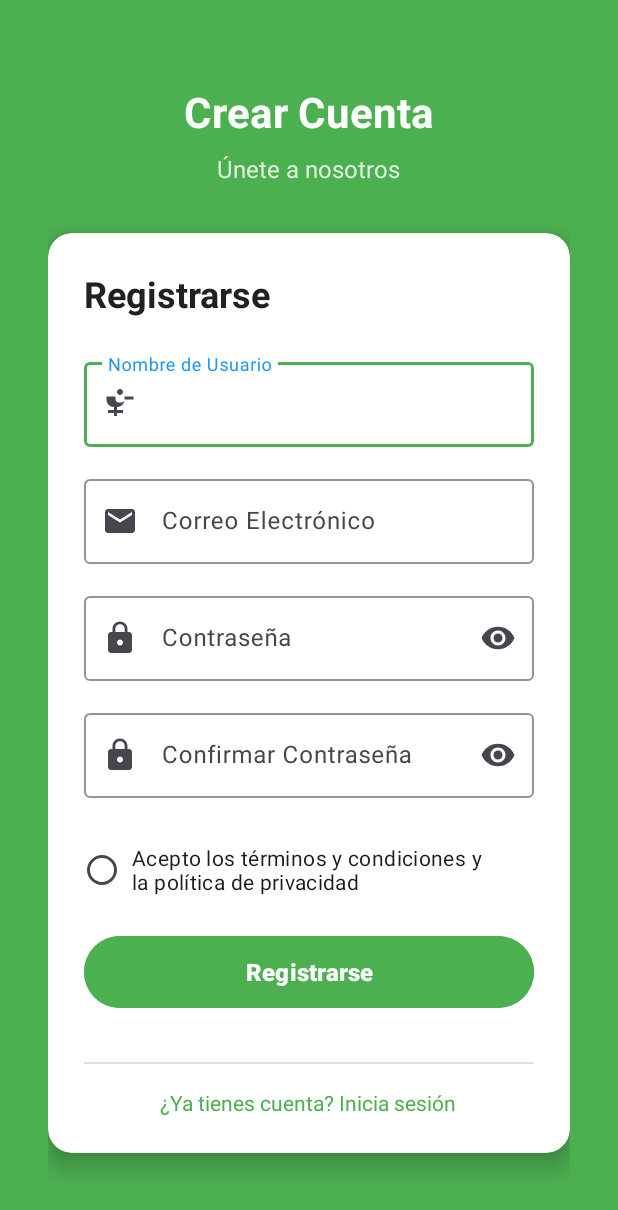
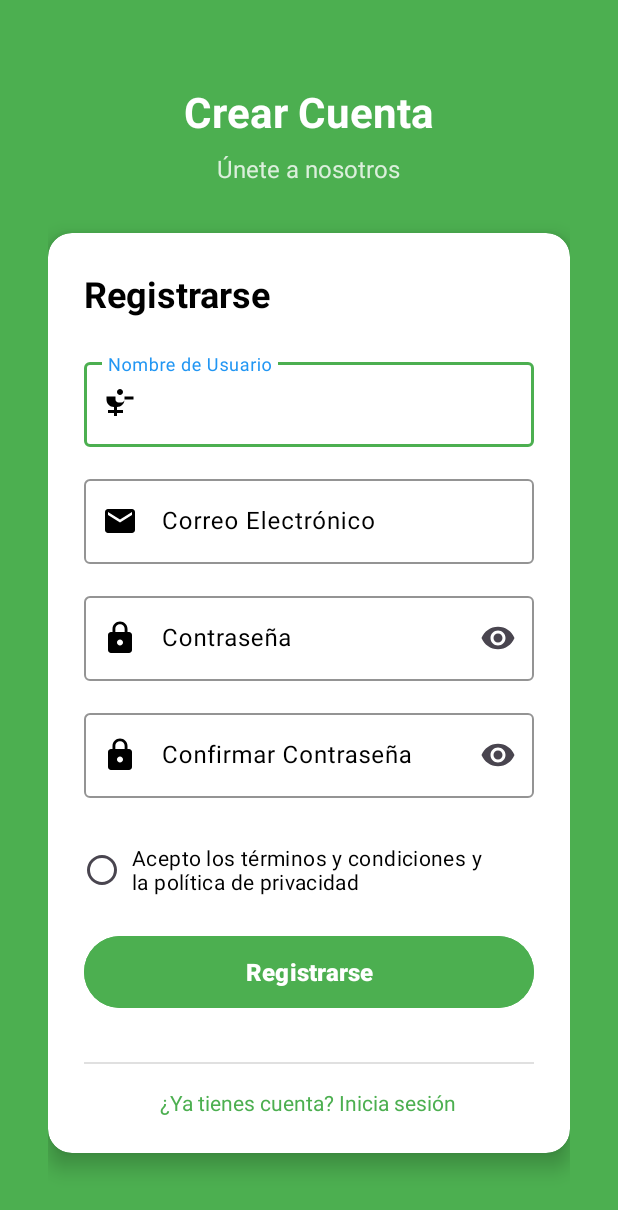
Before and after one commit to KaleNoronha/DM1_P_ANDROID, an Android app: the RegistroActivity screen opened directly, with no data from a screen before it, on a phone screen of 412 x 824 dp. Shown: the top 1210 px of the screen. Run offline under Robolectric (Android 15) with nearby library versions, the phone set to English and light mode, and no system bars.

Commit message:
correcion de hints

```diff
--- a/app/src/main/res/layout/activity_login.xml
+++ b/app/src/main/res/layout/activity_login.xml
@@ -71,14 +71,18 @@
                     android:layout_marginBottom="16dp"
                     android:hint="@string/email"
                     app:cursorColor="@color/black"
+                    android:textColorHint="@color/black"
                     app:boxStrokeColor="@color/primary_blue"
-                    app:startIconDrawable="@drawable/ic_email">
+                    app:hintTextColor="@color/black"
+                    app:startIconDrawable="@drawable/ic_email"
+                    app:startIconTint="@color/black">
 
                     <com.google.android.material.textfield.TextInputEditText
                         android:id="@+id/etEmail"
                         android:textColorHint="@color/black"
                         android:layout_width="match_parent"
                         android:layout_height="wrap_content"
+
                         android:textColor="@color/black"
                         android:inputType="textEmailAddress" />
 
@@ -91,9 +95,11 @@
                     android:layout_marginBottom="8dp"
                     android:hint="@string/password"
                     app:cursorColor="@color/black"
+                    android:textColorHint="@color/black"
                     app:boxStrokeColor="@color/primary_blue"
                     app:endIconMode="password_toggle"
-                    app:startIconDrawable="@drawable/ic_lock">
+                    app:startIconDrawable="@drawable/ic_lock"
+                    app:startIconTint="@color/black">>
 
                     <com.google.android.material.textfield.TextInputEditText
                         android:id="@+id/etPassword"
--- a/app/src/main/res/layout/activity_registro.xml
+++ b/app/src/main/res/layout/activity_registro.xml
@@ -62,7 +62,7 @@
                     android:layout_height="wrap_content"
                     android:layout_marginBottom="24dp"
                     android:text="@string/registro"
-                    android:textColor="@color/text_primary"
+                    android:textColor="@color/black"
                     android:textSize="24sp"
                     android:textStyle="bold" />
 
@@ -74,10 +74,15 @@
                     android:layout_marginBottom="16dp"
                     android:hint="@string/nombre_usuario"
                     app:boxStrokeColor="@color/accent_green"
-                    app:startIconDrawable="@drawable/ic_person">
+                    app:cursorColor="@color/black"
+                    android:textColorHint="@color/black"
+                    app:startIconDrawable="@drawable/ic_person"
+                    app:startIconTint="@color/black">>
 
                     <com.google.android.material.textfield.TextInputEditText
                         android:id="@+id/etNombreUsuario"
+                        android:textColorHint="@color/black"
+                        android:textColor="@color/black"
                         android:layout_width="match_parent"
                         android:layout_height="wrap_content"
                         android:inputType="textPersonName" />
@@ -91,12 +96,17 @@
                     android:layout_height="wrap_content"
                     android:layout_marginBottom="16dp"
                     android:hint="@string/email"
+                    app:cursorColor="@color/black"
+                    android:textColorHint="@color/black"
                     app:boxStrokeColor="@color/accent_green"
-                    app:startIconDrawable="@drawable/ic_email">
+                    app:startIconDrawable="@drawable/ic_email"
+                    app:startIconTint="@color/black">>
 
                     <com.google.android.material.textfield.TextInputEditText
                         android:id="@+id/etEmailRegistro"
                         android:layout_width="match_parent"
+                        android:textColorHint="@color/black"
+                        android:textColor="@color/black"
                         android:layout_height="wrap_content"
                         android:inputType="textEmailAddress" />
 
@@ -107,14 +117,20 @@
                     android:id="@+id/tilPasswordRegistro"
                     android:layout_width="match_parent"
                     android:layout_height="wrap_content"
+                    app:cursorColor="@color/black"
+                    android:textColorHint="@color/black"
+
                     android:layout_marginBottom="16dp"
                     android:hint="@string/password"
                     app:boxStrokeColor="@color/accent_green"
                     app:endIconMode="password_toggle"
-                    app:startIconDrawable="@drawable/ic_lock">
+                    app:startIconDrawable="@drawable/ic_lock"
+                    app:startIconTint="@color/black">>
 
                     <com.google.android.material.textfield.TextInputEditText
                         android:id="@+id/etPasswordRegistro"
+                        android:textColor="@color/black"
+                        android:textColorHint="@color/black"
                         android:layout_width="match_parent"
                         android:layout_height="wrap_content"
                         android:inputType="textPassword" />
@@ -127,15 +143,20 @@
                     android:layout_width="match_parent"
                     android:layout_height="wrap_content"
                     android:layout_marginBottom="24dp"
+                    app:cursorColor="@color/black"
+                    android:textColorHint="@color/black"
                     android:hint="@string/confirmar_password"
                     app:boxStrokeColor="@color/accent_green"
                     app:endIconMode="password_toggle"
-                    app:startIconDrawable="@drawable/ic_lock">
+                    app:startIconDrawable="@drawable/ic_lock"
+                    app:startIconTint="@color/black">
 
                     <com.google.android.material.textfield.TextInputEditText
                         android:id="@+id/etConfirmarPassword"
                         android:layout_width="match_parent"
                         android:layout_height="wrap_content"
+                        android:textColorHint="@color/black"
+                        android:textColor="@color/black"
                         android:inputType="textPassword" />
 
                 </com.google.android.material.textfield.TextInputLayout>
@@ -149,6 +170,7 @@
                     android:button="@drawable/ic_checkbox"
                     android:paddingStart="8dp"
                     android:paddingEnd="8dp"
+                    android:textColor="@color/black"
                     android:layout_marginEnd="16dp"/>
 
                 <!-- Botón Registro -->
```
